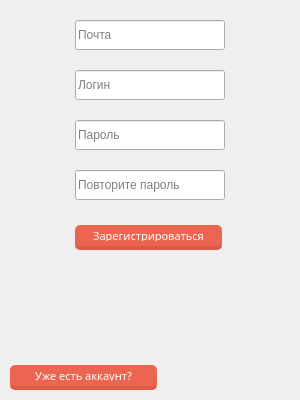
Before: the Qt Designer form src/client/form.ui in RanHum/ZLP-Library, drawn with Qt 5.
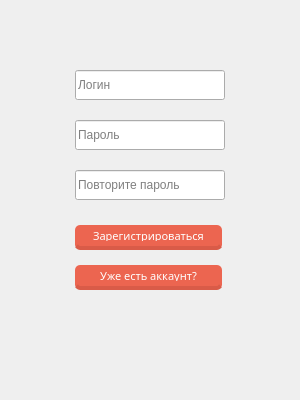
After: the same form once the commit is applied.

What changed in the file:
```diff
--- a/src/client/form.ui
+++ b/src/client/form.ui
@@ -37,8 +37,8 @@
   <widget class="QPushButton" name="haveAccountButton">
    <property name="geometry">
     <rect>
-     <x>10</x>
-     <y>360</y>
+     <x>75</x>
+     <y>260</y>
      <width>150</width>
      <height>30</height>
     </rect>
@@ -68,22 +68,6 @@
     <string>Уже есть аккаунт?</string>
    </property>
   </widget>
-  <widget class="QLineEdit" name="mail">
-   <property name="geometry">
-    <rect>
-     <x>75</x>
-     <y>20</y>
-     <width>150</width>
-     <height>30</height>
-    </rect>
-   </property>
-   <property name="text">
-    <string/>
-   </property>
-   <property name="placeholderText">
-    <string>Почта</string>
-   </property>
-  </widget>
   <widget class="QLineEdit" name="login">
    <property name="geometry">
     <rect>
```
